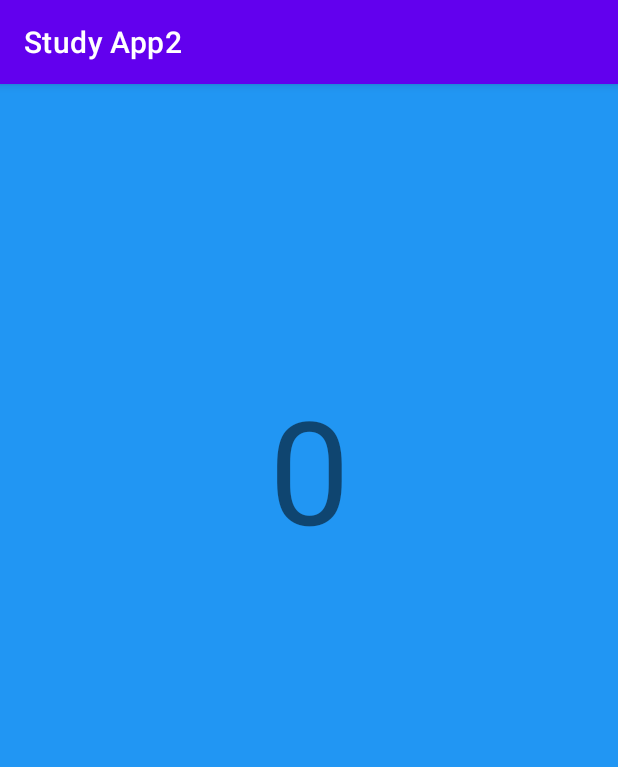
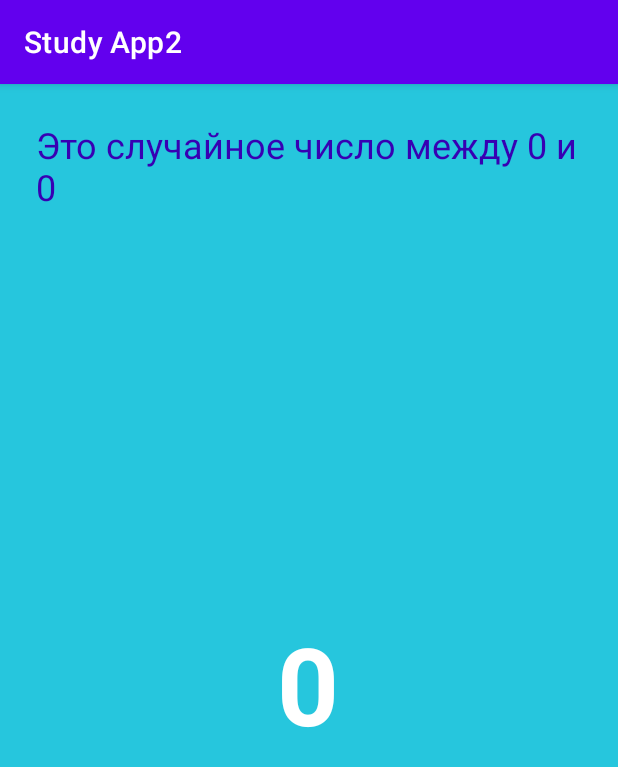
Before and after one commit to c0ntr0ller/android_study02, an Android app: the SecondActivity screen opened directly, with no data from a screen before it, on a phone screen of 412 x 824 dp. Shown: the top 767 px of the screen. Run offline under Robolectric (Android 15) with nearby library versions, the phone set to English and light mode, and no system bars.

Commit message:
add second activity actions

```diff
--- a/app/src/main/java/ru/progmatik/study02/SecondActivity.kt
+++ b/app/src/main/java/ru/progmatik/study02/SecondActivity.kt
@@ -2,10 +2,34 @@ package ru.progmatik.study02
 
 import androidx.appcompat.app.AppCompatActivity
 import android.os.Bundle
+import kotlinx.android.synthetic.main.activity_main.*
+import kotlinx.android.synthetic.main.activity_second.*
+import java.util.*
 
 class SecondActivity : AppCompatActivity() {
+    companion object{
+        const val TOTAL_COUNT = "total_count"
+    }
+
     override fun onCreate(savedInstanceState: Bundle?) {
         super.onCreate(savedInstanceState)
         setContentView(R.layout.activity_second)
+        showRandom()
+    }
+
+    fun showRandom(){
+        val count = intent.getIntExtra(TOTAL_COUNT, 0)
+
+        val random = Random()
+
+        var randomInt = 0
+
+        if (count > 0) {
+            randomInt = random.nextInt(count + 1)
+        }
+
+        textViewRandom.text = randomInt.toString()
+
+        textRandomHeader.text = getString(R.string.textRandomHeader, count)
     }
 }
--- a/app/src/main/res/layout/activity_second.xml
+++ b/app/src/main/res/layout/activity_second.xml
@@ -4,20 +4,46 @@
     xmlns:tools="http://schemas.android.com/tools"
     android:layout_width="match_parent"
     android:layout_height="match_parent"
-    android:background="@color/screenBackground"
+    android:background="@color/screenBackground2"
     tools:context=".SecondActivity">
 
     <TextView
-        android:id="@+id/textRandom"
+        android:id="@+id/textRandomHeader"
+        android:layout_width="match_parent"
+        android:layout_height="wrap_content"
+        android:layout_marginEnd="24dp"
+        android:layout_marginStart="24dp"
+        android:layout_marginTop="24dp"
+
+        android:text="@string/textRandomHeader"
+
+        android:textColor="@color/design_default_color_primary_dark"
+        android:textSize="24sp"
+
+        app:layout_constraintEnd_toEndOf="parent"
+        app:layout_constraintStart_toStartOf="parent"
+        app:layout_constraintTop_toTopOf="parent" />
+
+    <TextView
+        android:id="@+id/textViewRandom"
         android:layout_width="wrap_content"
         android:layout_height="wrap_content"
-        android:text="@string/textview"
-        android:textSize="96sp"
+
+        android:layout_marginEnd="24dp"
+        android:layout_marginStart="24dp"
+        android:layout_marginTop="24dp"
+        android:layout_marginBottom="24dp"
+
+        android:text=""
+        android:textColor="@color/white"
+        android:textSize="72sp"
+        android:textStyle="bold"
+
         app:layout_constraintBottom_toBottomOf="parent"
         app:layout_constraintEnd_toEndOf="parent"
-        app:layout_constraintHorizontal_bias="0.5"
+        app:layout_constraintHorizontal_bias="0.498"
         app:layout_constraintStart_toStartOf="parent"
-        app:layout_constraintTop_toTopOf="parent"
-        app:layout_constraintVertical_bias="0.3" />
+        app:layout_constraintTop_toBottomOf="@+id/textRandomHeader"
+        app:layout_constraintVertical_bias="0.45" />
 
 </androidx.constraintlayout.widget.ConstraintLayout>
--- a/app/src/main/res/values/colors.xml
+++ b/app/src/main/res/values/colors.xml
@@ -9,6 +9,7 @@
     <color name="white">#FFFFFFFF</color>
     <color name="textBack">#EB7F0D</color>
     <color name="screenBackground">#2196F3</color>
+    <color name="screenBackground2">#26C6DD</color>
     <color name="buttonBackground">#00BCD4</color>
     <color name="buttonText">#9C27B0</color>
 </resources>
--- a/app/src/main/res/values/strings.xml
+++ b/app/src/main/res/values/strings.xml
@@ -1,7 +1,8 @@
 <resources>
     <string name="app_name">Study App2</string>
-    <string name="textview">0</string>
+    <string name="textViewCount">0</string>
     <string name="toastButton">Toast</string>
     <string name="countButton">Count</string>
     <string name="randomButton">Random</string>
+    <string name="textRandomHeader">Это случайное число между 0 и %d</string>
 </resources>
```
Also changed, not shown: app/src/main/java/ru/progmatik/study02/MainActivity.kt (+17 -4 lines), app/src/main/res/layout/activity_main.xml (+8 -12 lines).
